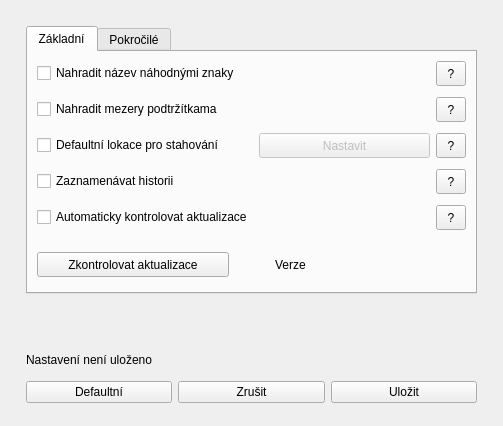
This is y2mate/settingsdialog.ui in RxiPland/y2mate_desktop as Qt 5 draws it before an edit. The edited form follows.
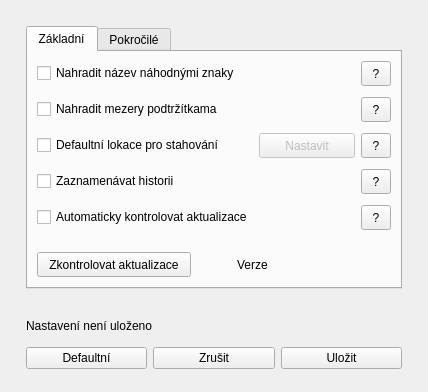
This is the edited form. Icons and pictures are not drawn.

Commit message: new settings dialog

```diff
--- a/y2mate/settingsdialog.ui
+++ b/y2mate/settingsdialog.ui
@@ -6,8 +6,8 @@
    <rect>
     <x>0</x>
     <y>0</y>
-    <width>503</width>
-    <height>426</height>
+    <width>428</width>
+    <height>392</height>
    </rect>
   </property>
   <property name="windowTitle">
@@ -412,7 +412,7 @@
               </spacer>
              </item>
              <item>
-              <widget class="QLabel" name="label">
+              <widget class="QLabel" name="label_2">
                <property name="minimumSize">
                 <size>
                  <width>0</width>
@@ -426,22 +426,6 @@
              </item>
             </layout>
            </item>
-           <item>
-            <spacer name="verticalSpacer_5">
-             <property name="orientation">
-              <enum>Qt::Vertical</enum>
-             </property>
-             <property name="sizeType">
-              <enum>QSizePolicy::Minimum</enum>
-             </property>
-             <property name="sizeHint" stdset="0">
-              <size>
-               <width>20</width>
-               <height>5</height>
-              </size>
-             </property>
-            </spacer>
-           </item>
           </layout>
          </item>
         </layout>
@@ -534,13 +518,13 @@
        <property name="sizeHint" stdset="0">
         <size>
          <width>20</width>
-         <height>20</height>
+         <height>10</height>
         </size>
        </property>
       </spacer>
      </item>
      <item>
-      <widget class="QLabel" name="label_2">
+      <widget class="QLabel" name="label">
        <property name="sizePolicy">
         <sizepolicy hsizetype="Preferred" vsizetype="Fixed">
          <horstretch>0</horstretch>
```
Left out of the diff: 6 changed lines with no effect on the pictures. The commit also changes 3 other files.
